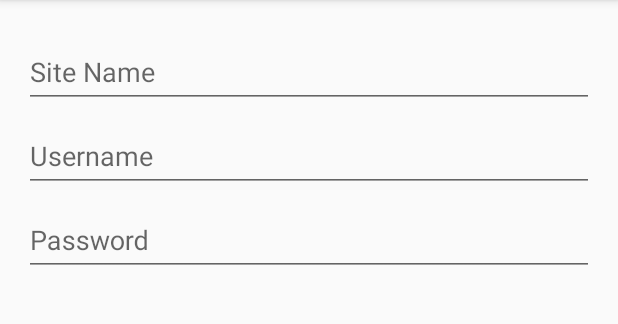
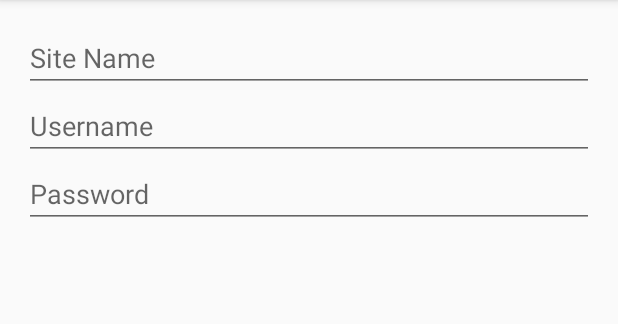
Before and after one commit to grey-codes/PWman, an Android app: the screen it shows after launch (MainActivity), after a tap on an icon or button, on a phone screen of 412 x 824 dp, the part 84-408 px from its top. Run offline under Robolectric (Android 15) with nearby library versions, the phone set to English and light mode, and no system bars.

Commit message:
made edit+list fragments work sql database changes provider in manifest textinputlayout changed to edittext implemented listener

```diff
--- a/app/src/main/AndroidManifest.xml
+++ b/app/src/main/AndroidManifest.xml
@@ -31,6 +31,13 @@
                     android:pathPattern="/pwman/" />
             </intent-filter>
         </activity>
+
+        <provider
+            android:name=".data.PasswordContentProvider"
+            android:authorities="com.grey.termproject.data"
+            android:enabled="true"
+            android:exported="false" >
+        </provider>
     </application>
 
 </manifest>
--- a/app/src/main/java/com/grey/termproject/EditFragment.java
+++ b/app/src/main/java/com/grey/termproject/EditFragment.java
@@ -20,6 +20,7 @@ import android.view.LayoutInflater;
 import android.view.View;
 import android.view.ViewGroup;
 import android.view.inputmethod.InputMethodManager;
+import android.widget.EditText;
 
 import com.grey.termproject.data.DatabaseDescription;
 
@@ -34,9 +35,9 @@ public class EditFragment extends Fragment implements LoaderManager.LoaderCallba
     private Uri passwordUri;
     private boolean addPassword = true;
 
-    private TextInputLayout siteText;
-    private TextInputLayout usernameText;
-    private TextInputLayout passwordText;
+    private EditText siteText;
+    private EditText usernameText;
+    private EditText passwordText;
     private FloatingActionButton savePasswordFAB;
     private FloatingActionButton checkPasswordFAB;
 
@@ -59,9 +60,9 @@ public class EditFragment extends Fragment implements LoaderManager.LoaderCallba
         setHasOptionsMenu(true); // fragment has menu items to display
 
         View view = inflater.inflate(R.layout.fragment_edit, container, false);
-        siteText = (TextInputLayout) view.findViewById(R.id.siteText);
-        usernameText = (TextInputLayout) view.findViewById(R.id.usernameText);
-        passwordText = (TextInputLayout) view.findViewById(R.id.passwordText);
+        siteText = (EditText) view.findViewById(R.id.site);
+        usernameText = (EditText) view.findViewById(R.id.username);
+        passwordText = (EditText) view.findViewById(R.id.password);
 
         savePasswordFAB = (FloatingActionButton) view.findViewById(R.id.saveFAB);
         //checkPasswordFAB = (FloatingActionButton) view.findViewById(R.id.checkFAB);
@@ -69,6 +70,8 @@ public class EditFragment extends Fragment implements LoaderManager.LoaderCallba
         savePasswordFAB.setOnClickListener(saveFABclicked);
         //checkPasswordFAB.setOnClickListener(checkFABclicked);//this will be the JSON thing
         updateSaveFAB();
+
+        siteText.addTextChangedListener(nameChangedListener);
 
         Bundle arguments = getArguments();
 
@@ -101,7 +104,7 @@ public class EditFragment extends Fragment implements LoaderManager.LoaderCallba
     };
 
     private void updateSaveFAB() {
-        String input = siteText.getEditText().getText().toString();
+        String input = siteText.getText().toString();
 
         if (input.trim().length() != 0)
             savePasswordFAB.show();
@@ -125,11 +128,11 @@ public class EditFragment extends Fragment implements LoaderManager.LoaderCallba
         // create ContentValues object containing password's key-value pairs
         ContentValues contentValues = new ContentValues();
         contentValues.put(DatabaseDescription.Password.COLUMN_ACCOUNT,
-                siteText.getEditText().getText().toString());
+                siteText.getText().toString());
         contentValues.put(DatabaseDescription.Password.COLUMN_USERNAME,
-                usernameText.getEditText().getText().toString());
+                usernameText.getText().toString());
         contentValues.put(DatabaseDescription.Password.COLUMN_PASSWORD,
-                passwordText.getEditText().getText().toString());
+                passwordText.getText().toString());
 
 
 
@@ -185,11 +188,11 @@ public class EditFragment extends Fragment implements LoaderManager.LoaderCallba
 
 
             // fill EditTexts with the retrieved data
-            siteText.getEditText().setText(
+            siteText.setText(
                     data.getString(account));
-            usernameText.getEditText().setText(
+            usernameText.setText(
                     data.getString(username));
-            passwordText.getEditText().setText(
+            passwordText.setText(
                     data.getString(password));
 
             updateSaveFAB();
--- a/app/src/main/res/layout/fragment_edit.xml
+++ b/app/src/main/res/layout/fragment_edit.xml
@@ -10,8 +10,8 @@
         android:layout_width="wrap_content"
         android:layout_height="wrap_content"
         android:layout_gravity="top|end"
-        android:layout_weight="1"
         android:clickable="true"
+        android:focusable="true"
         app:srcCompat="@drawable/ic_save_black_24dp" />
 
     <LinearLayout
@@ -19,47 +19,28 @@
         android:layout_height="match_parent"
         android:orientation="vertical">
 
-
-        <android.support.design.widget.TextInputLayout
+        <EditText
+            android:id="@+id/site"
             android:layout_width="match_parent"
             android:layout_height="wrap_content"
-            android:id="@+id/siteText">
+            android:autoText="false"
+            android:hint="@string/siteHint"
+            android:inputType="text|textCapWords" />
 
-            <android.support.design.widget.TextInputEditText
-                android:id="@+id/site"
-                android:layout_width="match_parent"
-                android:layout_height="wrap_content"
-                android:hint="Site Name" />
-
-        </android.support.design.widget.TextInputLayout>
+        <EditText
+            android:id="@+id/username"
+            android:layout_width="match_parent"
+            android:layout_height="wrap_content"
+            android:hint="@string/usernameHint"
+            android:inputType="text" />
 
 
-        <android.support.design.widget.TextInputLayout
+        <EditText
+            android:id="@+id/password"
             android:layout_width="match_parent"
             android:layout_height="wrap_content"
-            android:id="@+id/usernameText">
-
-            <android.support.design.widget.TextInputEditText
-                android:id="@+id/username"
-                android:layout_width="match_parent"
-                android:layout_height="wrap_content"
-                android:hint="Username" />
-        </android.support.design.widget.TextInputLayout>
-
-
-
-        <android.support.design.widget.TextInputLayout
-            android:layout_width="match_parent"
-            android:layout_height="wrap_content"
-            android:id="@+id/passwordText">
-
-            <android.support.design.widget.TextInputEditText
-                android:id="@+id/password"
-                android:layout_width="match_parent"
-                android:layout_height="wrap_content"
-                android:hint="Password" />
-        </android.support.design.widget.TextInputLayout>
-
+            android:hint="@string/passwordHint"
+            android:inputType="textPassword" />
 
     </LinearLayout>
 
--- a/app/src/main/res/values/strings.xml
+++ b/app/src/main/res/values/strings.xml
@@ -12,4 +12,7 @@
     <string name="invalid_update_uri">Invalid update Uri: </string>
     <string name="invalid_delete_uri">Invalid delete Uri: </string>
     <string name="insert_failed">Insert failed:</string>
+    <string name="siteHint">Site Name</string>
+    <string name="usernameHint">Username</string>
+    <string name="passwordHint">Password</string>
 </resources>
```
